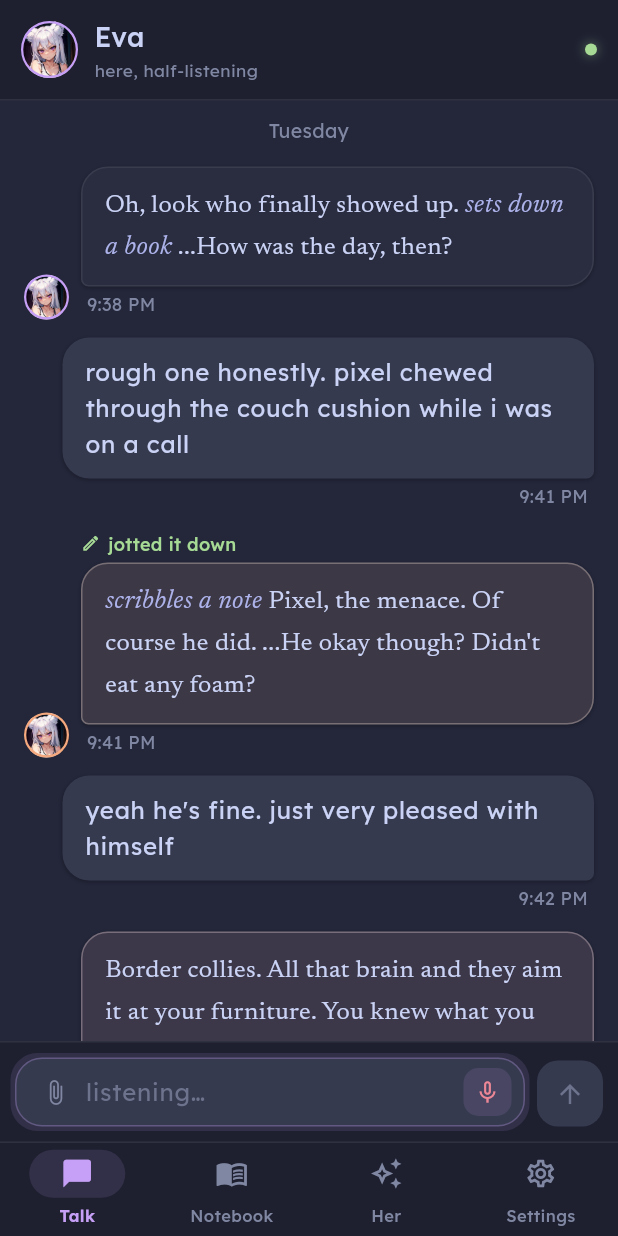
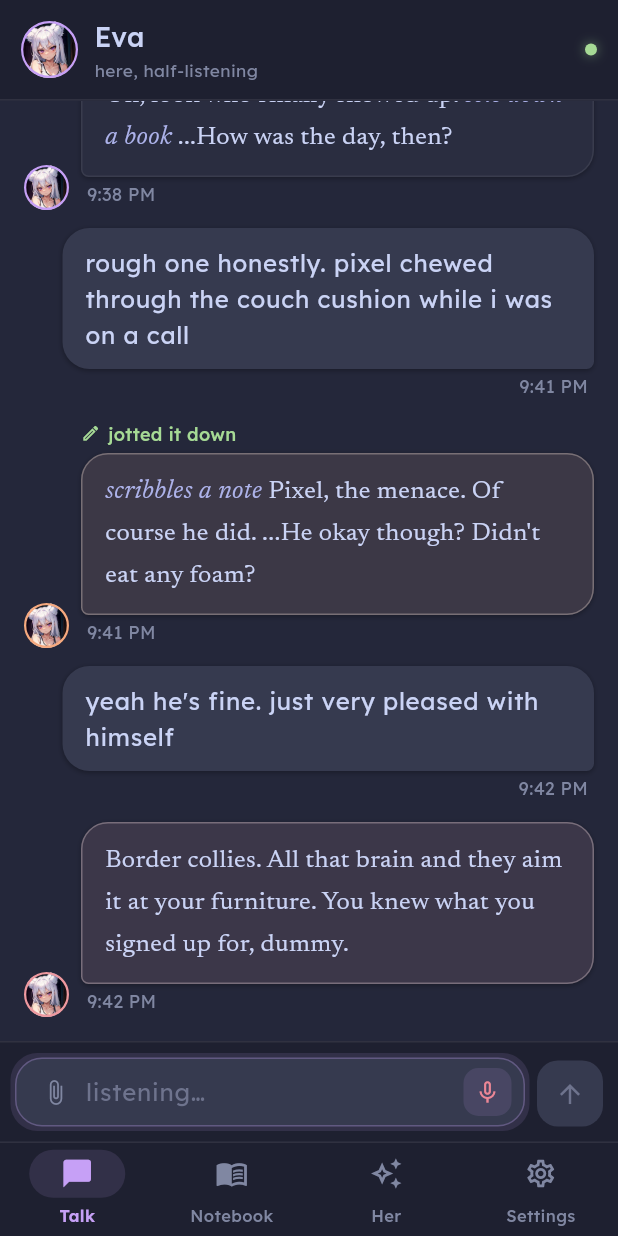
Before and after one commit to qStivi/eva, a Flutter app: the screen it shows after launch, after a tap on the "mic none" icon, on a phone screen of 412 x 824 dp. Run offline on Flutter 3.47's test engine with Material 3 defaults, Android fonts, the phone set to English and light mode, and no system bars; our stand-ins replace firebase_core, firebase_messaging, flutter_local_notifications, flutter_markdown_plus, google_fonts, shared_preferences; accounts and stored records are empty; network calls fail.

Commit message:
flutter: virtualize the chat list, fixing scroll jank from real history
Root cause of the low-fps scrolling: _messageList() built every message
into a Column inside SingleChildScrollView — no virtualization at all. That
was invisible with 1-3 messages (the old scripted-opener-only reality), but
the previous commit's real-history fix routinely loads up to 60 messages
now, all built and laid out eagerly on every frame.

- chat_screen.dart: ListView.separated(reverse: true) instead of
  SingleChildScrollView(Column). reverse:true gives lazy building (only
  near-viewport items ever get built) AND the bottom-anchor-when-short
  behavor the old LayoutBuilder/ConstrainedBox/minHeight hack was manually
  computing — which also removes a live negative-minHeight assertion that
  hack could throw when the keyboard opens and shrinks available height
  (spotted in an earlier session log, unrelated widget, same root fix).
  _onChange's auto-scroll retargeted from maxScrollExtent to 0 to match the
  reversed axis.
- chat_smoke_test.dart: the first test never got the tall-viewport treatment
  the second test's comment already anticipated ("the message list is a
  lazy ListView") — added it, since the opening line is the earliest turn,
  furthest from the bottom-anchored edge, and wasn't being built at the
  default short test viewport.

Verified: flutter analyze clean, full suite (23 tests) passes, debug APK
builds, pushed to the phone for a real check.

Co-Authored-By: Claude Sonnet 5 <noreply@anthropic.com>
Claude-Session: https://claude.ai/code/session_01Ask2zV9SUzPSLCAeCy4SYn

```diff
--- a/flutter/lib/screens/chat_screen.dart
+++ b/flutter/lib/screens/chat_screen.dart
@@ -43,11 +43,12 @@ class _ChatScreenState extends State<ChatScreen> {
   }
 
   void _onChange() {
-    // Keep the latest turn in view as messages arrive / reveal.
+    // Keep the latest turn in view as messages arrive / reveal. The list is
+    // reverse:true now, so "newest" is scroll offset 0, not maxScrollExtent.
     WidgetsBinding.instance.addPostFrameCallback((_) {
       if (_scroll.hasClients) {
         _scroll.animateTo(
-          _scroll.position.maxScrollExtent,
+          0,
           duration: EvaMotion.base,
           curve: EvaMotion.easeOut,
         );
@@ -104,37 +105,35 @@ class _ChatScreenState extends State<ChatScreen> {
 
   Widget _messageList() {
     final messages = c.messages;
-    // Build the turns, then the live thinking/typing turn, interleaved with
-    // separators — the same content the old ListView produced.
-    final turns = <Widget>[
-      for (var i = 0; i < messages.length; i++) _turn(messages[i], i),
-      if (c.busy) _liveTurn(messages),
-    ];
-    final children = <Widget>[];
-    for (var i = 0; i < turns.length; i++) {
-      if (i > 0) children.add(const SizedBox(height: EvaSpace.s3));
-      children.add(turns[i]);
-    }
+    final hasLive = c.busy;
+    final itemCount = messages.length + (hasLive ? 1 : 0);
 
-    // Bottom-anchored: content sits above the composer and grows upward, so a
-    // short conversation has no top dead-space. minHeight pins it to the bottom;
-    // a long conversation overflows and scrolls as before.
-    const padding = EdgeInsets.fromLTRB(16, 8, 16, 16);
-    return LayoutBuilder(
-      builder: (context, constraints) => SingleChildScrollView(
-        controller: _scroll,
-        padding: padding,
-        child: ConstrainedBox(
-          constraints: BoxConstraints(
-            minHeight: constraints.maxHeight - padding.vertical,
-          ),
-          child: Column(
-            mainAxisAlignment: MainAxisAlignment.end,
-            crossAxisAlignment: CrossAxisAlignment.stretch,
-            children: children,
-          ),
-        ),
-      ),
+    // reverse:true does two things for free, replacing what the old
+    // SingleChildScrollView(Column) + LayoutBuilder/ConstrainedBox hack was
+    // trying to hand-roll: (1) lazy building — with real history now up to
+    // ~60 messages (see _loadHistory), eagerly building every bubble into a
+    // Column was the actual cause of the scroll jank; ListView only builds
+    // what's near the viewport. (2) bottom-anchoring for a short conversation
+    // (empty space stays at the top, content sits at the bottom) comes from
+    // the reversed axis itself, no minHeight math needed — which also
+    // removes the negative-minHeight assertion that math could throw when
+    // the keyboard opens and shrinks the available height.
+    return ListView.separated(
+      controller: _scroll,
+      reverse: true,
+      padding: const EdgeInsets.fromLTRB(16, 8, 16, 16),
+      itemCount: itemCount,
+      separatorBuilder: (context, _) => const SizedBox(height: EvaSpace.s3),
+      itemBuilder: (context, reversedIndex) {
+        // reverse:true wants index 0 = newest (rendered at the visual
+        // bottom), so translate back to chronological order for _turn/
+        // _liveTurn, which already index into c.messages that way.
+        final chronoIndex = itemCount - 1 - reversedIndex;
+        if (hasLive && chronoIndex == messages.length) {
+          return _liveTurn(messages);
+        }
+        return _turn(messages[chronoIndex], chronoIndex);
+      },
     );
   }
 
```
Also changed, not shown: 1 other file.
